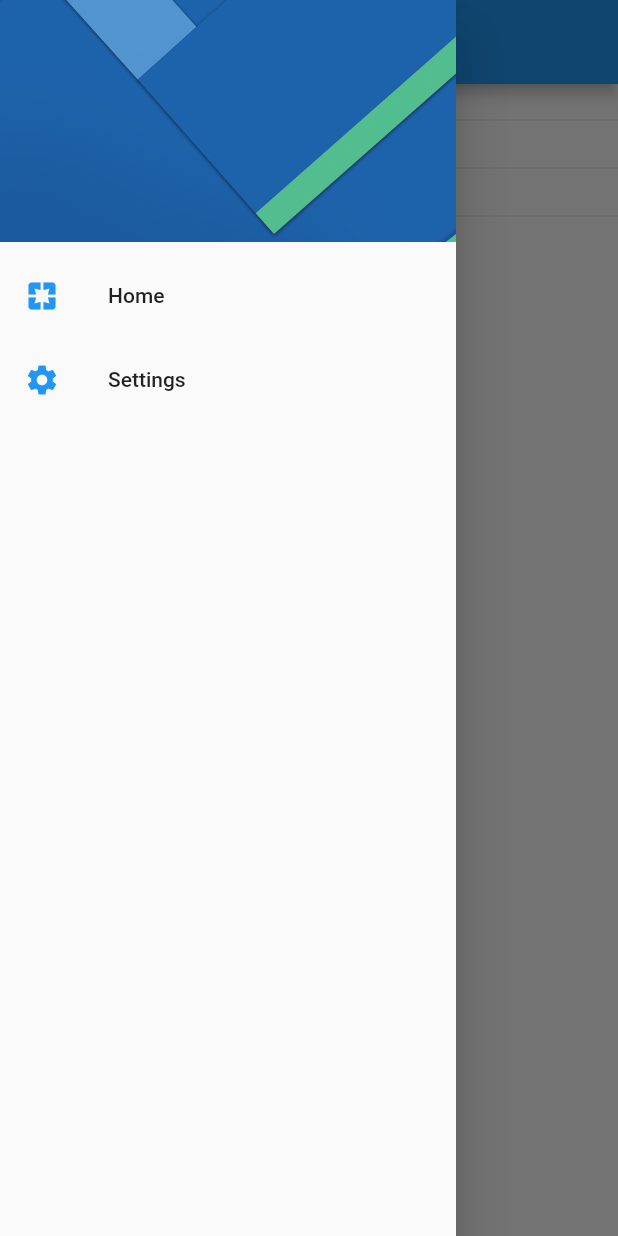
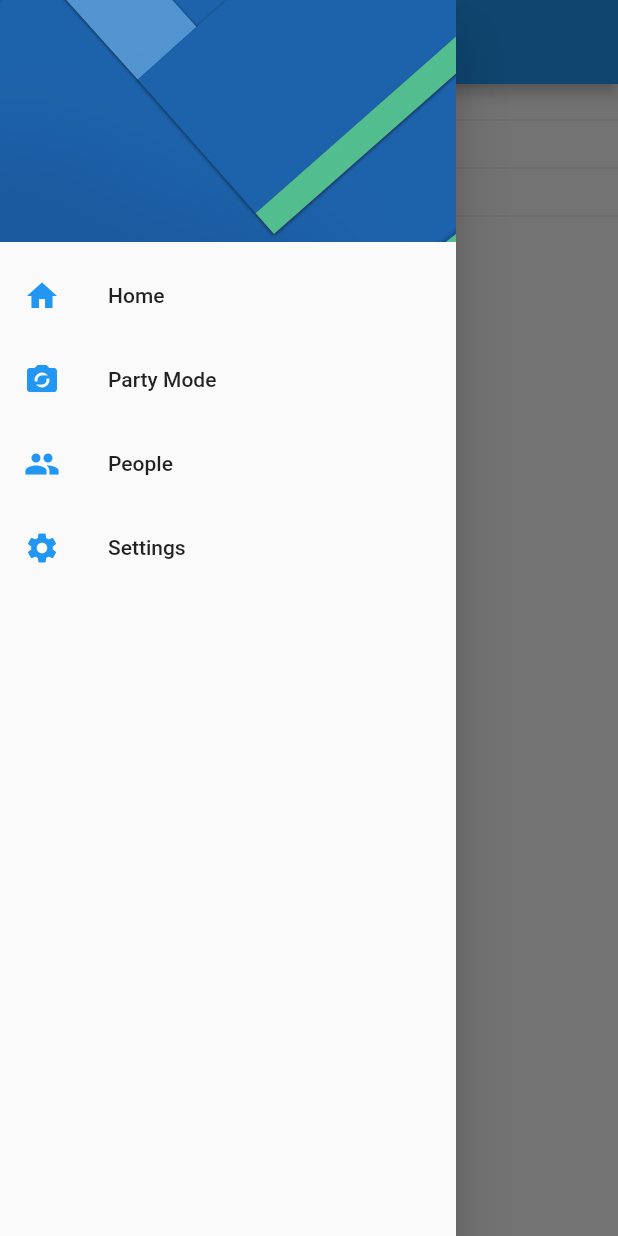
Before and after one commit to JordiDeSanta/User-Preferences, a Flutter app: the screen it shows after launch, with the side drawer open, on a phone screen of 412 x 824 dp. Run offline on Flutter 3.47's test engine with Material 2 defaults, Android fonts, the phone set to English and light mode, and no system bars.

Commit message:
Creting tiles with specific method

```diff
--- a/lib/src/widgets/drawer_menu.dart
+++ b/lib/src/widgets/drawer_menu.dart
@@ -21,22 +21,24 @@ class DrawerMenu extends StatelessWidget {
               ),
             ),
           ),
-          ListTile(
-            leading: Icon(Icons.pages, color: Colors.blue),
-            title: Text('Home'),
-            onTap: () {
-              Navigator.pushReplacementNamed(context, HomePage.routeName);
-            },
-          ),
-          ListTile(
-            leading: Icon(Icons.settings, color: Colors.blue),
-            title: Text('Settings'),
-            onTap: () {
-              Navigator.pushReplacementNamed(context, SettingsPage.routeName);
-            },
-          )
+          _createTile(context, HomePage.routeName, Icons.home, 'Home'),
+          _createTile(
+              context, HomePage.routeName, Icons.party_mode, 'Party Mode'),
+          _createTile(context, HomePage.routeName, Icons.people, 'People'),
+          _createTile(
+              context, SettingsPage.routeName, Icons.settings, 'Settings'),
         ],
       ),
     );
   }
+
+  Widget _createTile(BuildContext c, String route, IconData icon, String name) {
+    return ListTile(
+      leading: Icon(icon, color: Colors.blue),
+      title: Text(name),
+      onTap: () {
+        Navigator.pushReplacementNamed(c, route);
+      },
+    );
+  }
 }
```
